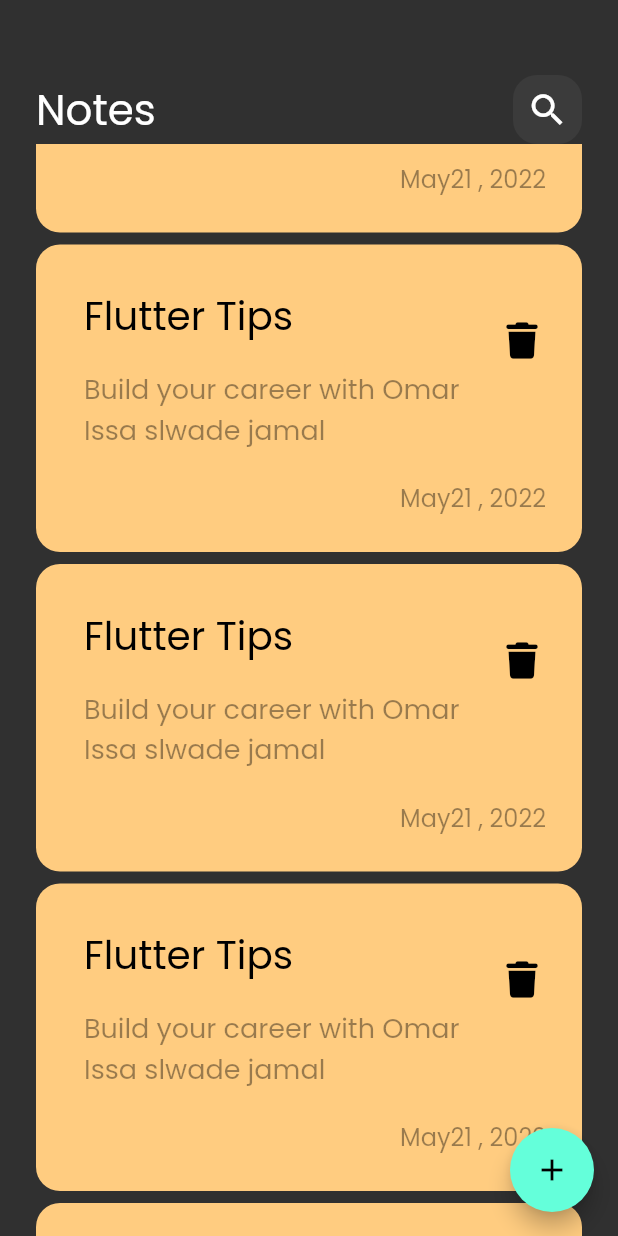
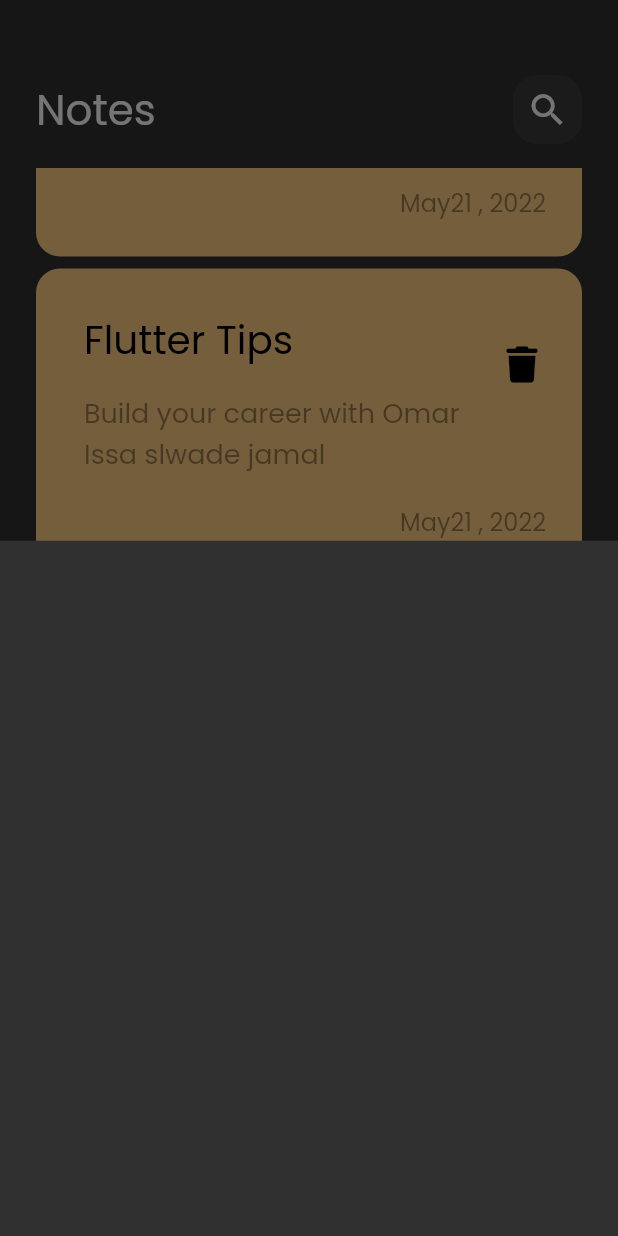
Before and after one commit to OmarIssa0/notes_app, a Flutter app: the screen it shows after launch, scrolled down 576 dp, after a tap on the "add" icon, on a phone screen of 412 x 824 dp. Run offline on Flutter 3.47's test engine with Material 2 defaults, Android fonts, the phone set to English and light mode, and no system bars; our stand-ins replace font_awesome_flutter.

Commit message:
show model button sheet

```diff
--- a/lib/views/notes_view.dart
+++ b/lib/views/notes_view.dart
@@ -2,6 +2,7 @@ import 'package:flutter/material.dart';
 import 'package:flutter/src/widgets/container.dart';
 import 'package:flutter/src/widgets/framework.dart';
 
+import '../widgets/add_note_button_sheet.dart';
 import '../widgets/notes_view_body.dart';
 
 class NotesView extends StatelessWidget {
@@ -11,7 +12,14 @@ class NotesView extends StatelessWidget {
   Widget build(BuildContext context) {
     return Scaffold(
       floatingActionButton: FloatingActionButton(
-        onPressed: () {},
+        onPressed: () {
+          showModalBottomSheet(
+            context: context,
+            builder: (context) {
+              return const AddNotesButtonSheet();
+            },
+          );
+        },
         child: const Icon(Icons.add),
       ),
       body: const NotesViewBody(),
--- /dev/null
+++ b/lib/widgets/add_note_button_sheet.dart
@@ -0,0 +1,10 @@
+import 'package:flutter/cupertino.dart';
+
+class AddNotesButtonSheet extends StatelessWidget {
+  const AddNotesButtonSheet({super.key});
+
+  @override
+  Widget build(BuildContext context) {
+    return Container();
+  }
+}
--- a/lib/widgets/notes_view.dart
+++ b/lib/widgets/notes_view.dart
@@ -6,13 +6,17 @@ class NotesListView extends StatelessWidget {
 
   @override
   Widget build(BuildContext context) {
-    return ListView.builder(
+    return Padding(
+      padding: const EdgeInsets.symmetric(vertical: 16),
+      child: ListView.builder(
+        padding: EdgeInsets.zero,
         itemBuilder: (context, index) {
           return const Padding(
             padding: EdgeInsets.symmetric(vertical: 4),
             child: NotesItem(),
           );
         },
+      ),
     );
   }
 }
```
Lines whose indentation alone changed are shown as unchanged.
